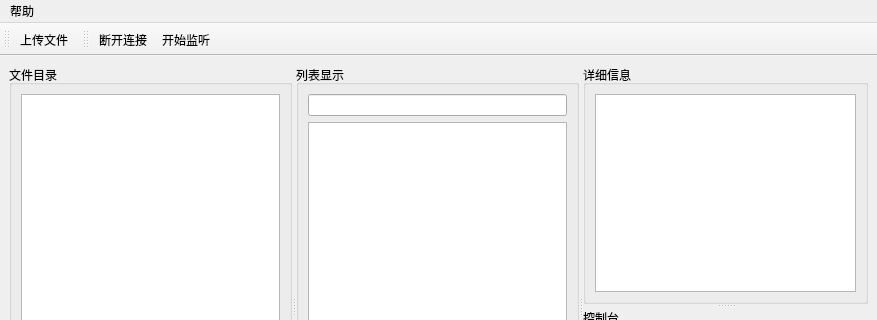
This is src/FileServer/mainwindow.ui in coldowl/QtFileTransfer as Qt 5 draws it before an edit; both pictures show x 0 to 877 and y 0 to 320 of the 877 by 578 pixel window. The edited form follows.
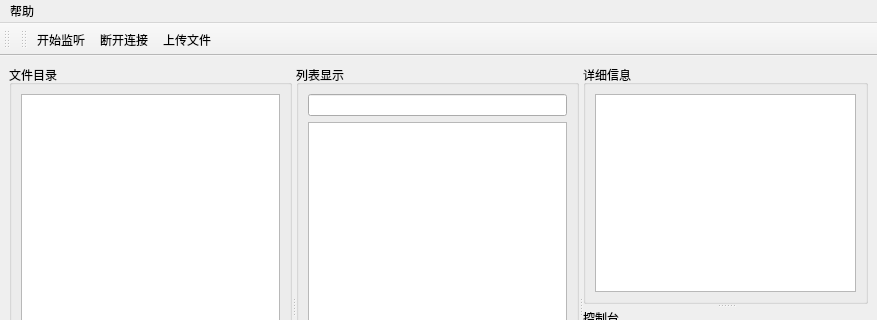
This is the edited form.

What changed in the file:
```diff
--- a/src/FileServer/mainwindow.ui
+++ b/src/FileServer/mainwindow.ui
@@ -110,7 +110,6 @@
    <attribute name="toolBarBreak">
     <bool>false</bool>
    </attribute>
-   <addaction name="actUpload"/>
   </widget>
   <widget class="QToolBar" name="toolBar_2">
    <property name="windowTitle">
@@ -122,8 +121,9 @@
    <attribute name="toolBarBreak">
     <bool>false</bool>
    </attribute>
-   <addaction name="actDisconnect"/>
    <addaction name="actListen"/>
+   <addaction name="actDisconnect"/>
+   <addaction name="actUpload"/>
   </widget>
   <action name="actConnect">
    <property name="text">
```
Left out of the diff: 2 changed lines with no effect on the pictures.
